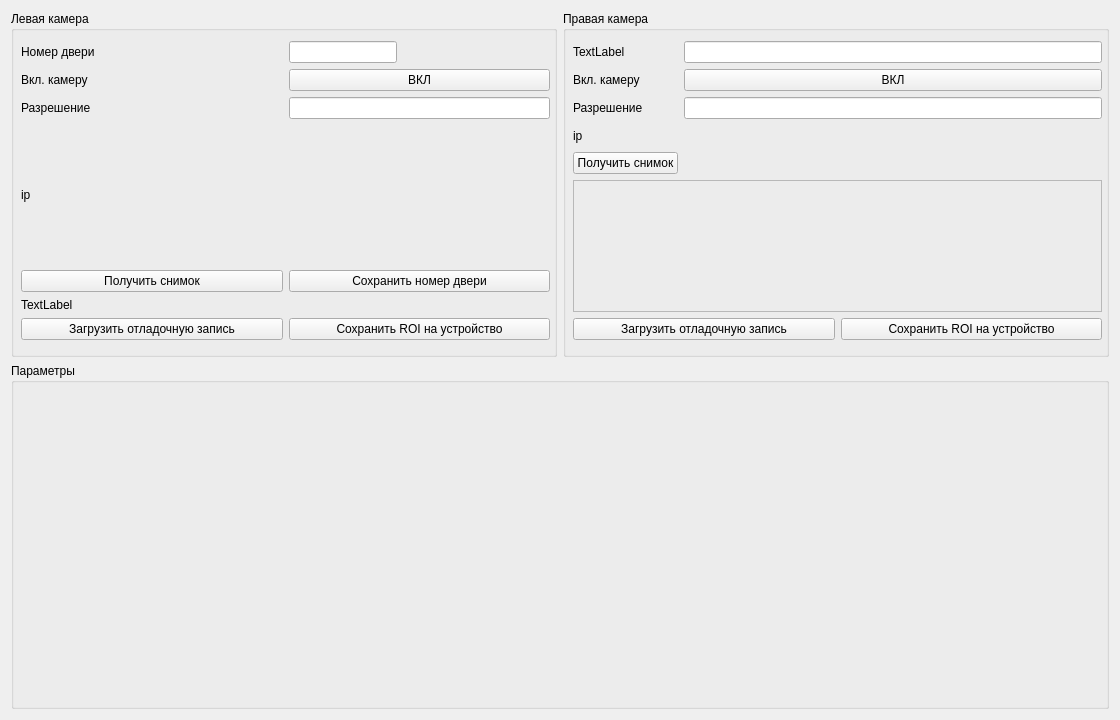
Qt form mainwindow.ui (kofed/kudr2) before a commit.
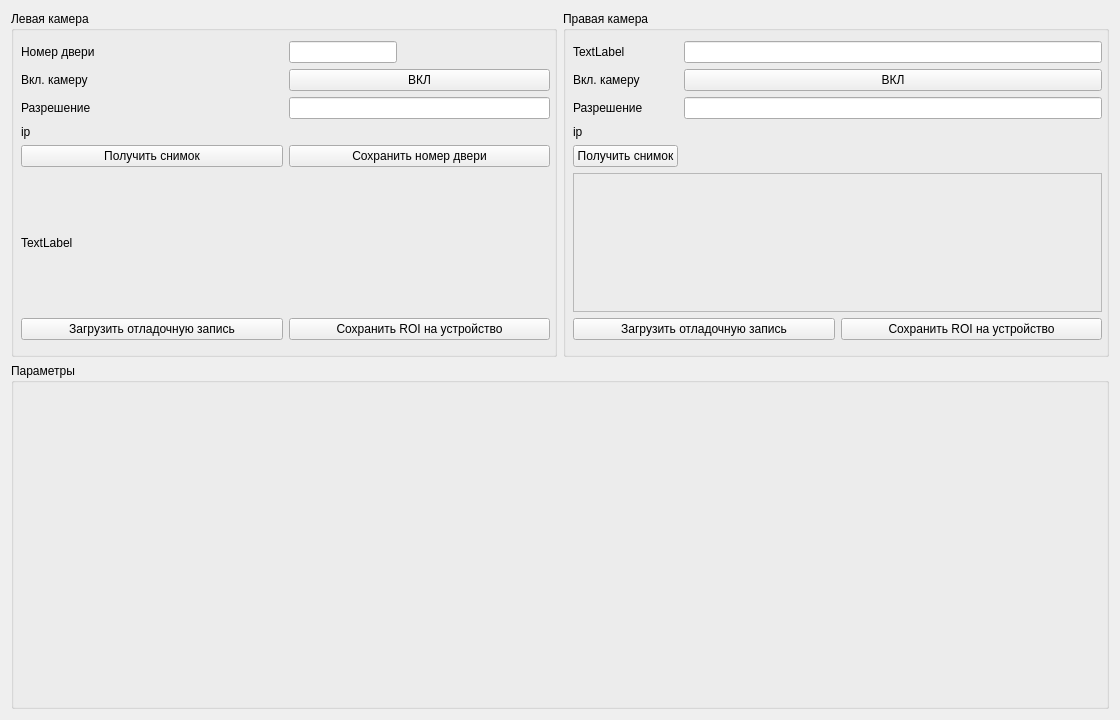
The same form after that commit.

What changed in the file:
```diff
--- a/mainwindow.ui
+++ b/mainwindow.ui
@@ -24,6 +24,12 @@
        <layout class="QHBoxLayout" name="horizontalLayout" stretch="1,1">
         <item>
          <widget class="QGroupBox" name="groupBox_3">
+          <property name="sizePolicy">
+           <sizepolicy hsizetype="Preferred" vsizetype="Preferred">
+            <horstretch>1</horstretch>
+            <verstretch>1</verstretch>
+           </sizepolicy>
+          </property>
           <property name="title">
            <string>Левая камера</string>
           </property>
@@ -36,9 +42,9 @@
              <height>321</height>
             </rect>
            </property>
-           <layout class="QVBoxLayout" name="verticalLayout_2" stretch="1,0,1">
+           <layout class="QVBoxLayout" name="verticalLayout_2" stretch="0,1,0">
             <property name="sizeConstraint">
-             <enum>QLayout::SetMaximumSize</enum>
+             <enum>QLayout::SetNoConstraint</enum>
             </property>
             <property name="rightMargin">
              <number>1</number>
@@ -121,6 +127,12 @@
             </item>
             <item>
              <widget class="QLabel" name="lPngLabel">
+              <property name="sizePolicy">
+               <sizepolicy hsizetype="Minimum" vsizetype="Minimum">
+                <horstretch>0</horstretch>
+                <verstretch>0</verstretch>
+               </sizepolicy>
+              </property>
               <property name="text">
                <string>TextLabel</string>
               </property>
@@ -162,7 +174,7 @@
              <height>321</height>
             </rect>
            </property>
-           <layout class="QVBoxLayout" name="verticalLayout_3">
+           <layout class="QVBoxLayout" name="verticalLayout_3" stretch="0,1,0">
             <item>
              <layout class="QGridLayout" name="gridLayout_2">
               <item row="1" column="3">
```
Left out of the diff: 2 changed lines with no effect on the pictures.
